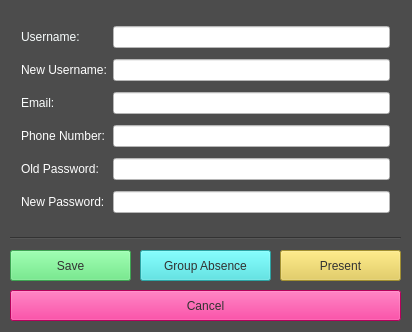
Above: account_settings.ui from allenh1/timefuse-client before the change. Below: the same form after it.
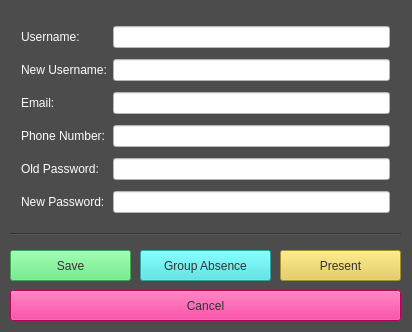
That is the form after the change.

Diff of the .ui file:
```diff
--- a/account_settings.ui
+++ b/account_settings.ui
@@ -207,7 +207,7 @@
    <property name="geometry">
     <rect>
      <x>10</x>
-     <y>230</y>
+     <y>226</y>
      <width>391</width>
      <height>16</height>
     </rect>
```
Left out of the diff: 2 changed lines with no effect on the pictures. Lines whose indentation alone changed are shown as unchanged.
